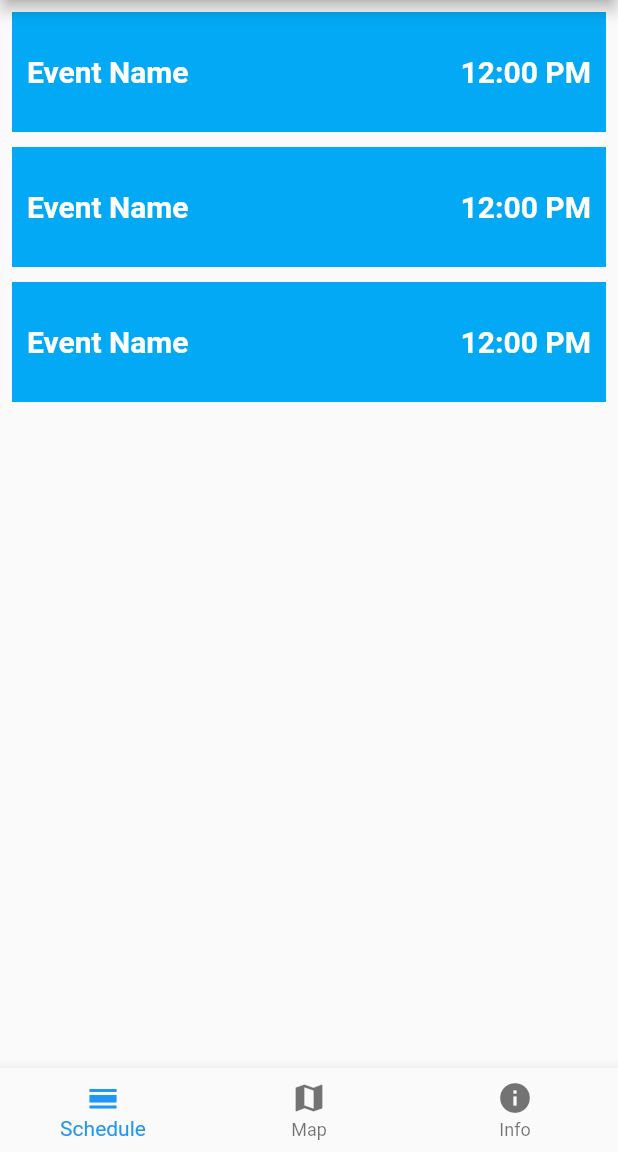
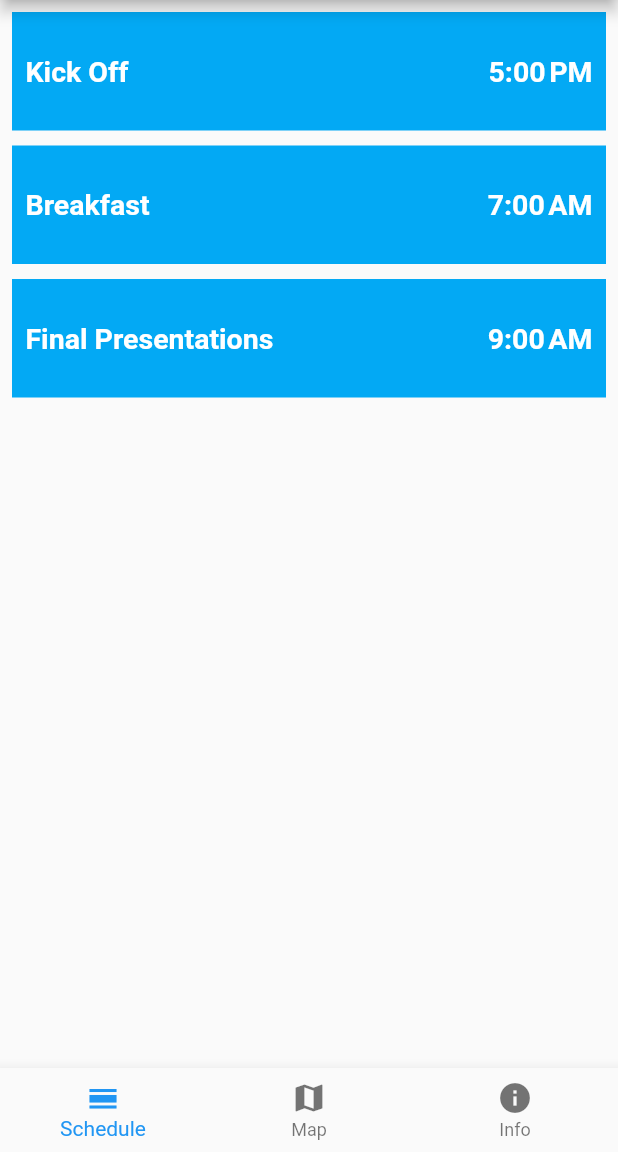
Before and after one commit to SpencerHowell/volhacks_app, a Flutter app: the screen it shows after launch, on a phone screen of 412 x 824 dp, the part 84-1236 px from its top. Run offline on Flutter 3.47's test engine with Material 2 defaults, Android fonts, the phone set to English and light mode, and no system bars.

Commit message:
Schedule Local Mockup

```diff
--- a/lib/schedule_widget.dart
+++ b/lib/schedule_widget.dart
@@ -1,65 +1,137 @@
 import 'package:flutter/material.dart';
+import 'package:intl/intl.dart';
 
 class ScheduleWidget extends StatelessWidget {
+  static const List<MockEventInfo> _eventList = [
+    const MockEventInfo(
+        name: "Kick Off",
+        datetime: "2019-09-27 17:00:00Z",
+        location: "Auditorium",
+        description: "Let's get started!"),
+    const MockEventInfo(
+        name: "Breakfast",
+        datetime: "2019-09-28 07:00:00Z",
+        location: "Min Kao 601",
+        description: "Eggs and bacon"),
+    const MockEventInfo(
+        name: "Final Presentations",
+        datetime: "2019-09-29 09:00:00Z",
+        location: "Daughtery Auditorium",
+        description: "Demo to everyone!"),
+  ];
+
+  static final timeFormat = new DateFormat.jm();
+  static final dateTimeFormat = new DateFormat.EEEE().add_jm();
+
   @override
   Widget build(BuildContext context) {
-    return new ListView(
-      padding: const EdgeInsets.all(8.0),
-      children: <Widget>[
-        _EventViewWidget(),
-        _EventViewWidget(),
-        _EventViewWidget(),
-      ],
-    );
+    return new ListView.builder(
+        padding: const EdgeInsets.all(8.0),
+        itemCount: _eventList.length,
+        itemBuilder: (context, index) =>
+            _buildEventListItem(context, _eventList[index]));
   }
-}
 
-class _EventViewWidget extends StatelessWidget {
-  @override
-  Widget build(BuildContext context) {
+  Widget _buildEventListItem(BuildContext context, MockEventInfo eventInfo) {
+    var dateTime = DateTime.parse(eventInfo.datetime);
+
     return new Column(
       children: <Widget>[
         InkWell(
           onTap: () => showDialog(
-              context: context, builder: (context) => _dialogBuilder(context)),
+              context: context,
+              builder: (context) => _dialogBuilder(context, eventInfo)),
           child: Material(
             child: Container(
-              height: 80,
-              padding: const EdgeInsets.all(10.0),
+              height: 79,
+              padding: const EdgeInsets.all(9.0),
               child: Row(
                 mainAxisAlignment: MainAxisAlignment.spaceBetween,
                 crossAxisAlignment: CrossAxisAlignment.center,
                 children: <Widget>[
                   Text(
-                    'Event Name',
+                    eventInfo.name,
                     style: TextStyle(
                       fontWeight: FontWeight.bold,
                       color: Colors.white,
-                      fontSize: 20.0,
+                      fontSize: 19.0,
                     ),
                   ),
-                  Text('12:00 PM',
-                      textAlign: TextAlign.right,
-                      style: TextStyle(
-                        fontWeight: FontWeight.bold,
-                        color: Colors.white,
-                        fontSize: 20.0,
-                      )),
+                  Text(
+                    timeFormat.format(dateTime),
+                    textAlign: TextAlign.right,
+                    style: TextStyle(
+                      fontWeight: FontWeight.bold,
+                      color: Colors.white,
+                      fontSize: 19.0,
+                    ),
+                  ),
                 ],
               ),
             ),
             color: Colors.lightBlue,
           ),
         ),
-        Container(
+        SizedBox(
           // Padding
           height: 10,
-        )
+        ),
       ],
     );
   }
 
-  Widget _dialogBuilder(BuildContext context) {
-    return SimpleDialog(children: [Container(width: 80.0, height: 80.0)]);
+  Widget _dialogBuilder(BuildContext context, MockEventInfo eventInfo) {
+
+    var dateTimeString = dateTimeFormat.format(DateTime.parse(eventInfo.datetime));
+
+    return SimpleDialog(
+      children: [
+        Text(
+          eventInfo.name,
+          textAlign: TextAlign.center,
+          style: TextStyle(
+            fontWeight: FontWeight.bold,
+            color: Colors.black,
+            fontSize: 19.0,
+          ),
+        ),
+        Text(
+          dateTimeString,
+          textAlign: TextAlign.center,
+          style: TextStyle(
+            fontWeight: FontWeight.normal,
+            color: Colors.black,
+            fontSize: 19.0,
+          ),
+        ),
+        Text(
+          eventInfo.location,
+          textAlign: TextAlign.center,
+          style: TextStyle(
+            fontWeight: FontWeight.normal,
+            color: Colors.black,
+            fontSize: 19.0,
+          ),
+        ),
+        Text(
+          eventInfo.description,
+          textAlign: TextAlign.start,
+          style: TextStyle(
+            fontWeight: FontWeight.normal,
+            color: Colors.grey,
+            fontSize: 19.0,
+          ),
+        ),
+      ],
+    );
   }
 }
+
+class MockEventInfo {
+  const MockEventInfo({this.name, this.datetime, this.location = "", this.description});
+
+  final String name;
+  final String datetime;
+  final String location;
+  final String description;
+}
--- a/pubspec.yaml
+++ b/pubspec.yaml
@@ -23,6 +23,7 @@ dependencies:
   # The following adds the Cupertino Icons font to your application.
   # Use with the CupertinoIcons class for iOS style icons.
   cupertino_icons: ^0.1.2
+  intl: ^0.15.8
 
 dev_dependencies:
   flutter_test:
```
Also changed, not shown: pubspec.lock.
